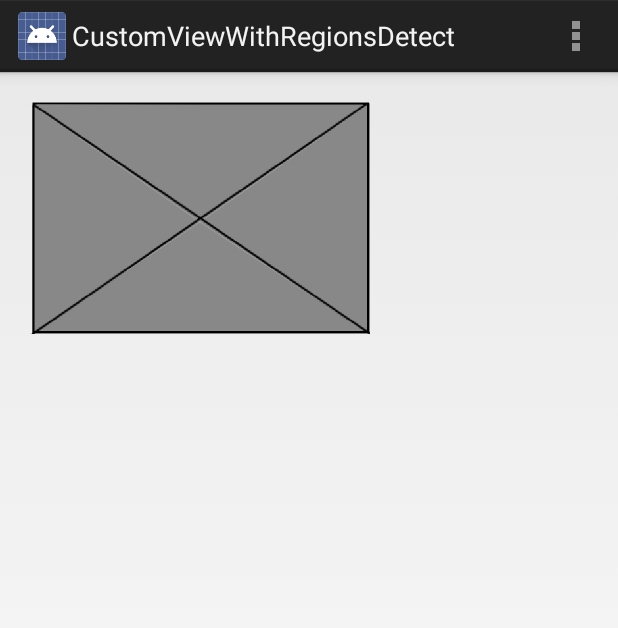
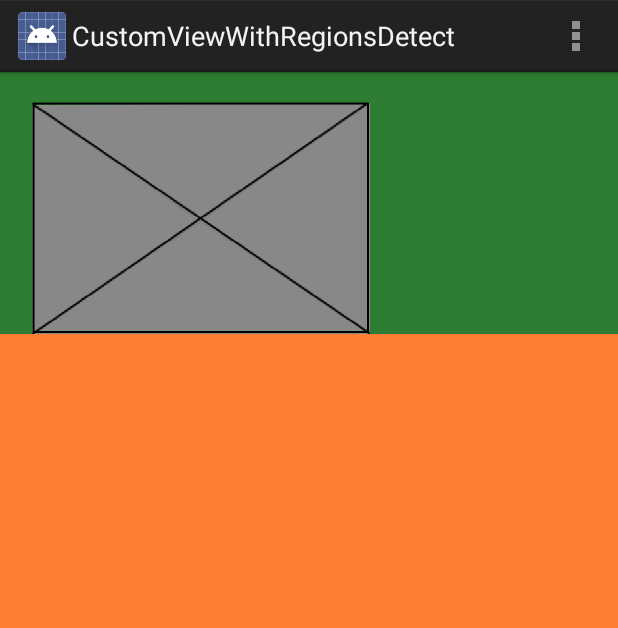
Before and after one commit to mobaires/android-touch-regions, an Android app: the screen it shows after launch (MainActivity), on a phone screen of 412 x 824 dp. Shown: the top 628 px of the screen. Run offline under Robolectric (Android 15) with nearby library versions, the phone set to English and light mode, and no system bars.

Commit message:
TODOs removed + Scrolling enabled + fill_parent->match_parent

```diff
--- a/library/src/main/java/com/mobaires/regionswithdetection/HScroll.java
+++ b/library/src/main/java/com/mobaires/regionswithdetection/HScroll.java
@@ -21,6 +21,7 @@ public class HScroll extends HorizontalScrollView {
 
     @Override
     public boolean onTouchEvent(MotionEvent ev) {
-        return false;
+        return super.onTouchEvent(ev);
     }
+
 }
--- a/library/src/main/java/com/mobaires/regionswithdetection/RegionsWithDetectionView.java
+++ b/library/src/main/java/com/mobaires/regionswithdetection/RegionsWithDetectionView.java
@@ -36,14 +36,12 @@ public abstract class RegionsWithDetectionView<S> extends ViewGroup {
 		super(context);
 		init();
 		setWillNotDraw(false);
-		// TODO Auto-generated constructor stub
 	}
 
 	public RegionsWithDetectionView(Context context, AttributeSet attrs) {
 		super(context, attrs);
 		init();
 		setWillNotDraw(false);
-		// TODO Auto-generated constructor stub
 	}
 
 	public RegionsWithDetectionView(Context context, AttributeSet attrs,
@@ -51,7 +49,6 @@ public abstract class RegionsWithDetectionView<S> extends ViewGroup {
 		super(context, attrs, defStyle);
 		init();
 		setWillNotDraw(false);
-		// TODO Auto-generated constructor stub
 	}
 
 	public abstract Bitmap getWireframe();
--- a/library/src/main/java/com/mobaires/regionswithdetection/VScroll.java
+++ b/library/src/main/java/com/mobaires/regionswithdetection/VScroll.java
@@ -22,6 +22,6 @@ public class VScroll extends ScrollView {
 
     @Override
     public boolean onTouchEvent(MotionEvent ev) {
-        return false;
+        return super.onTouchEvent(ev);
     }
 }
--- a/sample/src/main/java/com/mobaires/regionswithdetectionsample/CustomRegionWithDetectionView.java
+++ b/sample/src/main/java/com/mobaires/regionswithdetectionsample/CustomRegionWithDetectionView.java
@@ -23,7 +23,6 @@ public class CustomRegionWithDetectionView extends
 	public CustomRegionWithDetectionView(Context context) {
 		super(context);
 		bitmap = BitmapFactory.decodeResource(getResources(), R.drawable.flag2);
-
 	}
 
 	@Override
--- a/sample/src/main/res/layout/activity_main.xml
+++ b/sample/src/main/res/layout/activity_main.xml
@@ -1,5 +1,4 @@
 <RelativeLayout xmlns:android="http://schemas.android.com/apk/res/android"
-    xmlns:custom="http://schemas.android.com/apk/res/ar.com.unitec.gpslocator"
     android:layout_width="match_parent"
     android:layout_height="match_parent" >
 
@@ -7,16 +6,16 @@
 
     <com.mobaires.regionswithdetection.VScroll
         android:id="@+id/vScroll"
-        android:layout_width="fill_parent"
-        android:layout_height="fill_parent"
-        android_layout_weight="1" >
+        android:layout_width="match_parent"
+        android:layout_height="match_parent"
+        android_layout_weight="1"
+        android:background="#ff7d32">
 
        <com.mobaires.regionswithdetection.HScroll
             android:id="@+id/hScroll"
-            android:layout_width="fill_parent"
-            android:layout_height="fill_parent" >
-
-
+            android:layout_width="match_parent"
+            android:layout_height="match_parent"
+           android:background="#2e7d32">
         </com.mobaires.regionswithdetection.HScroll>
     </com.mobaires.regionswithdetection.VScroll>
 
```
